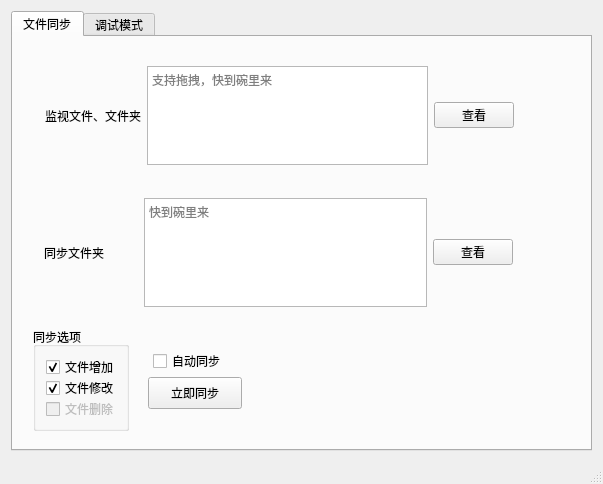
First picture: the form in Assiatant/mainwindow.ui, repository hellogdut/FileSynTool, before the edit.
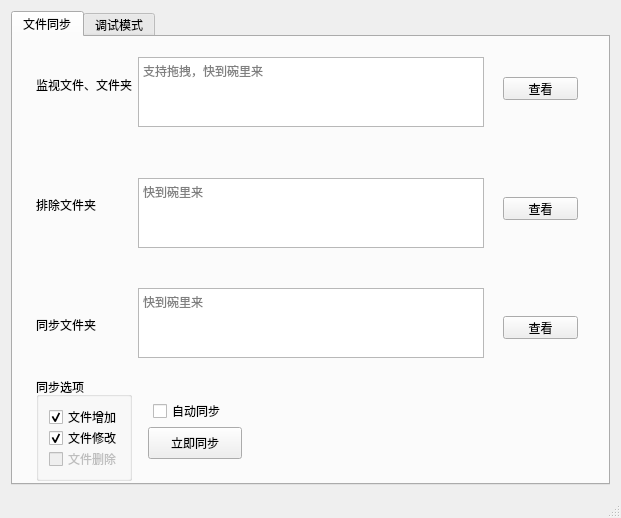
Second picture: the form after the edit. Custom widgets are drawn as their Qt base class.

```diff
--- a/Assiatant/mainwindow.ui
+++ b/Assiatant/mainwindow.ui
@@ -6,8 +6,8 @@
    <rect>
     <x>0</x>
     <y>0</y>
-    <width>603</width>
-    <height>484</height>
+    <width>621</width>
+    <height>518</height>
    </rect>
   </property>
   <property name="windowTitle">
@@ -27,8 +27,8 @@
        <widget class="QGroupBox" name="groupBox">
         <property name="geometry">
          <rect>
-          <x>20</x>
-          <y>290</y>
+          <x>23</x>
+          <y>340</y>
           <width>96</width>
           <height>104</height>
          </rect>
@@ -88,89 +88,11 @@
          </property>
         </widget>
        </widget>
-       <widget class="QWidget" name="">
-        <property name="geometry">
-         <rect>
-          <x>20</x>
-          <y>150</y>
-          <width>491</width>
-          <height>131</height>
-         </rect>
-        </property>
-        <layout class="QHBoxLayout" name="horizontalLayout_3">
-         <item>
-          <widget class="QLabel" name="label_1">
-           <property name="text">
-            <string>同步文件夹          </string>
-           </property>
-          </widget>
-         </item>
-         <item>
-          <widget class="CustomEdit" name="compareEdit">
-           <property name="placeholderText">
-            <string>快到碗里来</string>
-           </property>
-          </widget>
-         </item>
-         <item>
-          <widget class="QPushButton" name="pushButton">
-           <property name="sizePolicy">
-            <sizepolicy hsizetype="Fixed" vsizetype="Fixed">
-             <horstretch>0</horstretch>
-             <verstretch>0</verstretch>
-            </sizepolicy>
-           </property>
-           <property name="text">
-            <string>查看</string>
-           </property>
-          </widget>
-         </item>
-        </layout>
-       </widget>
-       <widget class="QWidget" name="">
-        <property name="geometry">
-         <rect>
-          <x>21</x>
-          <y>18</y>
-          <width>491</width>
-          <height>121</height>
-         </rect>
-        </property>
-        <layout class="QHBoxLayout" name="horizontalLayout_2">
-         <item>
-          <widget class="QLabel" name="label_2">
-           <property name="text">
-            <string>监视文件、文件夹</string>
-           </property>
-          </widget>
-         </item>
-         <item>
-          <widget class="CustomEdit" name="watchEdit">
-           <property name="placeholderText">
-            <string>支持拖拽，快到碗里来</string>
-           </property>
-          </widget>
-         </item>
-         <item>
-          <widget class="QPushButton" name="pushButton_2">
-           <property name="sizePolicy">
-            <sizepolicy hsizetype="Fixed" vsizetype="Fixed">
-             <horstretch>0</horstretch>
-             <verstretch>0</verstretch>
-            </sizepolicy>
-           </property>
-           <property name="text">
-            <string>查看</string>
-           </property>
-          </widget>
-         </item>
-        </layout>
-       </widget>
        <widget class="QPushButton" name="manualSyn">
         <property name="geometry">
          <rect>
           <x>135</x>
-          <y>340</y>
+          <y>390</y>
           <width>94</width>
           <height>32</height>
          </rect>
@@ -189,7 +111,7 @@
         <property name="geometry">
          <rect>
           <x>140</x>
-          <y>314</y>
+          <y>364</y>
           <width>77</width>
           <height>20</height>
          </rect>
@@ -198,6 +120,142 @@
          <string>自动同步</string>
         </property>
        </widget>
+       <widget class="QLabel" name="label_3">
+        <property name="geometry">
+         <rect>
+          <x>23</x>
+          <y>160</y>
+          <width>96</width>
+          <height>16</height>
+         </rect>
+        </property>
+        <property name="text">
+         <string>排除文件夹      </string>
+        </property>
+       </widget>
+       <widget class="CustomEdit" name="exceptEdit">
+        <property name="geometry">
+         <rect>
+          <x>125</x>
+          <y>141</y>
+          <width>346</width>
+          <height>70</height>
+         </rect>
+        </property>
+        <property name="html">
+         <string>&lt;!DOCTYPE HTML PUBLIC &quot;-//W3C//DTD HTML 4.0//EN&quot; &quot;http://www.w3.org/TR/REC-html40/strict.dtd&quot;&gt;
+&lt;html&gt;&lt;head&gt;&lt;meta name=&quot;qrichtext&quot; content=&quot;1&quot; /&gt;&lt;style type=&quot;text/css&quot;&gt;
+p, li { white-space: pre-wrap; }
+&lt;/style&gt;&lt;/head&gt;&lt;body style=&quot; font-family:'SimSun'; font-size:9pt; font-weight:400; font-style:normal;&quot;&gt;
+&lt;p style=&quot;-qt-paragraph-type:empty; margin-top:0px; margin-bottom:0px; margin-left:0px; margin-right:0px; -qt-block-indent:0; text-indent:0px;&quot;&gt;&lt;br /&gt;&lt;/p&gt;&lt;/body&gt;&lt;/html&gt;</string>
+        </property>
+        <property name="placeholderText">
+         <string>快到碗里来</string>
+        </property>
+       </widget>
+       <widget class="QPushButton" name="pushButton_4">
+        <property name="geometry">
+         <rect>
+          <x>490</x>
+          <y>160</y>
+          <width>75</width>
+          <height>23</height>
+         </rect>
+        </property>
+        <property name="text">
+         <string>查看</string>
+        </property>
+       </widget>
+       <widget class="QLabel" name="label_1">
+        <property name="geometry">
+         <rect>
+          <x>23</x>
+          <y>280</y>
+          <width>96</width>
+          <height>16</height>
+         </rect>
+        </property>
+        <property name="text">
+         <string>同步文件夹      </string>
+        </property>
+       </widget>
+       <widget class="CustomEdit" name="compareEdit">
+        <property name="geometry">
+         <rect>
+          <x>125</x>
+          <y>251</y>
+          <width>346</width>
+          <height>70</height>
+         </rect>
+        </property>
+        <property name="placeholderText">
+         <string>快到碗里来</string>
+        </property>
+       </widget>
+       <widget class="QPushButton" name="pushButton">
+        <property name="geometry">
+         <rect>
+          <x>490</x>
+          <y>279</y>
+          <width>75</width>
+          <height>23</height>
+         </rect>
+        </property>
+        <property name="sizePolicy">
+         <sizepolicy hsizetype="Fixed" vsizetype="Fixed">
+          <horstretch>0</horstretch>
+          <verstretch>0</verstretch>
+         </sizepolicy>
+        </property>
+        <property name="text">
+         <string>查看</string>
+        </property>
+       </widget>
+       <widget class="QLabel" name="label_2">
+        <property name="geometry">
+         <rect>
+          <x>23</x>
+          <y>40</y>
+          <width>96</width>
+          <height>16</height>
+         </rect>
+        </property>
+        <property name="text">
+         <string>监视文件、文件夹</string>
+        </property>
+       </widget>
+       <widget class="CustomEdit" name="watchEdit">
+        <property name="geometry">
+         <rect>
+          <x>125</x>
+          <y>20</y>
+          <width>346</width>
+          <height>70</height>
+         </rect>
+        </property>
+        <property name="placeholderText">
+         <string>支持拖拽，快到碗里来</string>
+        </property>
+       </widget>
+       <widget class="QPushButton" name="pushButton_2">
+        <property name="geometry">
+         <rect>
+          <x>490</x>
+          <y>40</y>
+          <width>75</width>
+          <height>23</height>
+         </rect>
+        </property>
+        <property name="sizePolicy">
+         <sizepolicy hsizetype="Fixed" vsizetype="Fixed">
+          <horstretch>0</horstretch>
+          <verstretch>0</verstretch>
+         </sizepolicy>
+        </property>
+        <property name="text">
+         <string>查看</string>
+        </property>
+       </widget>
       </widget>
       <widget class="QWidget" name="tab_8">
        <attribute name="title">
```
